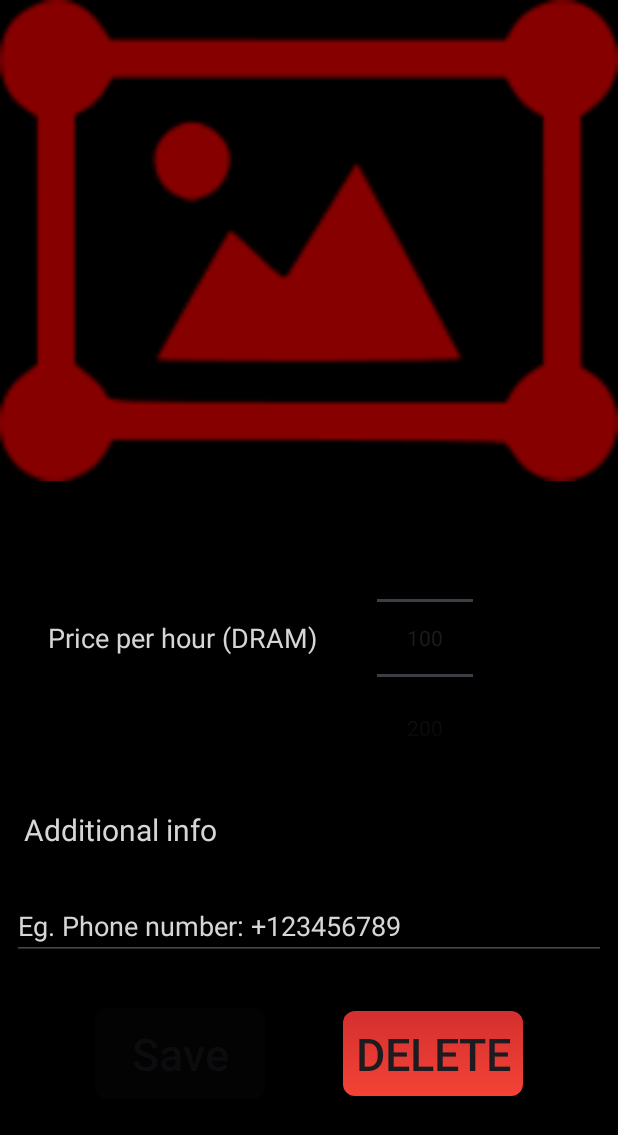
After one commit to Gor397/TransformingParking, an Android app: the EditParkingActivity screen opened directly, with no data from a screen before it, on a phone screen of 412 x 824 dp. The commit adds this screen. Shown: the top 1135 px of the screen. Run offline under Robolectric (Android 15) with nearby library versions, the phone set to English and light mode, and no system bars; our stand-ins replace Firebase (no records; nobody signed in at launch, a user with empty details on screens opened directly); libraries missing offline, so code that uses them is left out: com.canhub.cropper; pictures from the network do not load; 3 statements that could not run were skipped.

Commit message:
added EditParkingActivity

```diff
--- /dev/null
+++ b/app/src/main/java/com/example/transformingparking/ParkingActivities/EditParkingActivity.java
@@ -0,0 +1,255 @@
+package com.example.transformingparking.ParkingActivities;
+
+import static com.example.transformingparking.Constants.CROP_IMAGE_REQUEST_CODE;
+
+import android.app.ProgressDialog;
+import android.content.Intent;
+import android.graphics.Bitmap;
+import android.graphics.BitmapFactory;
+import android.net.Uri;
+import android.os.Bundle;
+import android.text.Editable;
+import android.text.TextWatcher;
+import android.util.DisplayMetrics;
+import android.util.Log;
+import android.view.View;
+import android.widget.Button;
+import android.widget.ImageView;
+import android.widget.NumberPicker;
+import android.widget.TextView;
+import android.widget.Toast;
+
+import androidx.activity.result.ActivityResultLauncher;
+import androidx.annotation.NonNull;
+import androidx.appcompat.app.AppCompatActivity;
+
+import com.bumptech.glide.Glide;
+import com.bumptech.glide.request.RequestOptions;
+import com.bumptech.glide.request.target.Target;
+import com.canhub.cropper.CropImageContract;
+import com.canhub.cropper.CropImageContractOptions;
+import com.canhub.cropper.CropImageOptions;
+import com.canhub.cropper.CropImageView;
+import com.example.transformingparking.R;
+import com.example.transformingparking.util.Util;
+import com.google.android.gms.tasks.OnFailureListener;
+import com.google.android.gms.tasks.OnSuccessListener;
+import com.google.android.material.textfield.TextInputEditText;
+import com.google.firebase.auth.FirebaseAuth;
+import com.google.firebase.auth.FirebaseUser;
+import com.google.firebase.firestore.DocumentSnapshot;
+import com.google.firebase.firestore.FirebaseFirestore;
+import com.google.firebase.storage.FirebaseStorage;
+import com.google.firebase.storage.StorageReference;
+
+import java.util.Arrays;
+import java.util.HashMap;
+import java.util.Map;
+import java.util.Objects;
+
+public class EditParkingActivity extends AppCompatActivity {
+    FirebaseFirestore db = FirebaseFirestore.getInstance();
+    StorageReference storage = FirebaseStorage.getInstance().getReference();
+    FirebaseAuth auth = FirebaseAuth.getInstance();
+    TextView descriptionView;
+    NumberPicker priceView;
+    ImageView picture;
+    Button saveBtn;
+    Button deleteBtn;
+
+    Uri selectedImageUri;
+    String additionalInfoStr;
+    String priceStr;
+    String[] prices = new String[10];
+
+    public void setAdditionalInfoStr(String additionalInfoStr) {
+        this.additionalInfoStr = additionalInfoStr;
+    }
+
+    public void setPriceStr(String priceStr) {
+        this.priceStr = priceStr;
+    }
+
+    @Override
+    protected void onCreate(Bundle savedInstanceState) {
+        super.onCreate(savedInstanceState);
+        setContentView(R.layout.activity_edit_parking);
+
+        ProgressDialog progressDialog = new ProgressDialog(this);
+        progressDialog.setCancelable(false);
+        progressDialog.setMessage("Loading...");
+        progressDialog.show();
+
+        priceView = findViewById(R.id.price);
+        descriptionView = findViewById(R.id.additional_info);
+        picture = findViewById(R.id.pic);
+        saveBtn = findViewById(R.id.saveBtn);
+        deleteBtn = findViewById(R.id.deleteBtn);
+
+        for (int i = 1; i <= 10; i++) {
+            String price = Integer.toString(i * 100);
+            prices[i - 1] = price;
+        }
+
+        priceView.setMinValue(0);
+        priceView.setMaxValue(prices.length - 1);
+        priceView.setWrapSelectorWheel(false);
+        priceView.setDisplayedValues(prices);
+
+        String parkingId = getIntent().getStringExtra("parkingId");
+
+        assert parkingId != null;
+        db.collection("parking_spaces").document(parkingId).get().addOnSuccessListener(new OnSuccessListener<DocumentSnapshot>() {
+            @Override
+            public void onSuccess(DocumentSnapshot documentSnapshot) {
+                setPriceStr(Objects.requireNonNull(documentSnapshot.get("price")).toString());
+                setAdditionalInfoStr(documentSnapshot.getString("additional_info"));
+
+                priceView.setValue(Arrays.binarySearch(prices, priceStr));
+                descriptionView.setText(additionalInfoStr);
+            }
+        });
+
+        StorageReference imageRef = storage.child("parking_pics").child(parkingId);
+        imageRef.getDownloadUrl().addOnSuccessListener(new OnSuccessListener<Uri>() {
+            @Override
+            public void onSuccess(Uri uri) {
+                Glide.with(getApplicationContext()).load(uri).into(picture);
+                progressDialog.cancel();
+            }
+        }).addOnFailureListener(new OnFailureListener() {
+            @Override
+            public void onFailure(@NonNull Exception e) {
+                // TODO Handle the error
+                progressDialog.cancel();
+            }
+        });
+
+        picture.setOnClickListener(k -> {
+            Intent galleryIntent = new Intent(Intent.ACTION_PICK, android.provider.MediaStore.Images.Media.EXTERNAL_CONTENT_URI);
+            startActivityForResult(galleryIntent, CROP_IMAGE_REQUEST_CODE);
+        });
+
+        saveBtn.setOnClickListener(new View.OnClickListener() {
+            @Override
+            public void onClick(View v) {
+                TextInputEditText additionalInfoField = findViewById(R.id.additional_info);
+                additionalInfoStr = Objects.requireNonNull(additionalInfoField.getText()).toString()
+                        .replaceAll("\\s{2,}", " ")
+                        .replaceAll("([\\n\\r]){2,}", "\n");
+
+                FirebaseUser user = auth.getCurrentUser();
+
+                assert user != null;
+
+                Map<String, Object> parking_space = new HashMap<>();
+                parking_space.put("additional_info", additionalInfoStr);
+                parking_space.put("price", Integer.parseInt(prices[priceView.getValue()]));
+//                parking_space.put("status", PENDING);
+
+                db.collection("parking_spaces")
+                        .document(parkingId).update(parking_space)
+                        .addOnSuccessListener(documentReference -> {
+                            uploadProfilePictureToStorage(parkingId, selectedImageUri);
+                            Log.d("EditParkingActivity", "Firebase Firestore document updated!");
+                            Toast.makeText(EditParkingActivity.this, "Saved", Toast.LENGTH_SHORT).show();
+                        });
+
+                finish();
+            }
+        });
+
+        deleteBtn.setOnClickListener(new View.OnClickListener() {
+            @Override
+            public void onClick(View v) {
+                Util.deleteParking(parkingId);
+                Toast.makeText(EditParkingActivity.this, "Parking deleted", Toast.LENGTH_SHORT).show();
+                finish();
+            }
+        });
+
+        priceView.setOnScrollListener(new NumberPicker.OnScrollListener() {
+            @Override
+            public void onScrollStateChange(NumberPicker view, int scrollState) {
+                saveBtn.setEnabled(checkForChanges());
+            }
+        });
+
+        descriptionView.addTextChangedListener(new TextWatcher() {
+            @Override
+            public void beforeTextChanged(CharSequence s, int start, int count, int after) {
+
+            }
+
+            @Override
+            public void onTextChanged(CharSequence s, int start, int before, int count) {
+
+            }
+
+            @Override
+            public void afterTextChanged(Editable s) {
+                saveBtn.setEnabled(checkForChanges());
+            }
+        });
+    }
+
+    ActivityResultLauncher<CropImageContractOptions> cropImage = registerForActivityResult(new CropImageContract(), result -> {
+        if (result.isSuccessful()) {
+            selectedImageUri = result.getUriContent();
+            Bitmap cropped = BitmapFactory.decodeFile(result.getUriFilePath(getApplicationContext(), true));
+            ImageView imageView = findViewById(R.id.pic);
+
+            DisplayMetrics displayMetrics = new DisplayMetrics();
+            getWindowManager().getDefaultDisplay().getMetrics(displayMetrics);
+            int screenWidth = displayMetrics.widthPixels;
+            RequestOptions options = new RequestOptions()
+                    .override(screenWidth, Target.SIZE_ORIGINAL);
+
+            Glide.with(this).load(cropped).apply(options).into(imageView);
+
+            saveBtn.setEnabled(checkForChanges());
+        } else {
+
+        }
+    });
+
+    private boolean checkForChanges() {
+        return selectedImageUri != null || !priceStr.equals(prices[priceView.getValue()]) || !additionalInfoStr.equals(descriptionView.getText().toString());
+    }
+
+    @Override
+    protected void onActivityResult(int requestCode, int resultCode, Intent data) {
+        super.onActivityResult(requestCode, resultCode, data);
+
+        if (resultCode == RESULT_OK) {
+            if (requestCode == CROP_IMAGE_REQUEST_CODE) {
+                CropImageOptions cropImageOptions = new CropImageOptions();
+                cropImageOptions.imageSourceIncludeGallery = true;
+                cropImageOptions.imageSourceIncludeCamera = true;
+                cropImageOptions.fixAspectRatio = true;
+                cropImageOptions.aspectRatioX = 4;
+                cropImageOptions.aspectRatioY = 3;
+                cropImageOptions.cropperLabelText = "Done";
+                cropImageOptions.autoZoomEnabled = false;
+                cropImageOptions.guidelines = CropImageView.Guidelines.ON;
+                CropImageContractOptions cropImageContractOptions = new CropImageContractOptions(data.getData(), cropImageOptions);
+                cropImage.launch(cropImageContractOptions);
+            }
+        }
+    }
+
+    private void uploadProfilePictureToStorage(String parkingId, Uri profilePictureUri) {
+        StorageReference storageRef = storage.child("parking_pics").child(parkingId);
+
+        storageRef.putFile(profilePictureUri)
+                .addOnSuccessListener(taskSnapshot -> {
+                    // TODO
+                    // Profile picture uploaded successfully
+                    // You can handle further logic here if needed
+                })
+                .addOnFailureListener(exception -> {
+                    // Handle unsuccessful uploads
+                    // TODO
+                });
+    }
+}
--- /dev/null
+++ b/app/src/main/res/layout/activity_edit_parking.xml
@@ -0,0 +1,115 @@
+<?xml version="1.0" encoding="utf-8"?>
+<androidx.constraintlayout.widget.ConstraintLayout xmlns:android="http://schemas.android.com/apk/res/android"
+    xmlns:app="http://schemas.android.com/apk/res-auto"
+    xmlns:tools="http://schemas.android.com/tools"
+    android:layout_width="match_parent"
+    android:layout_height="match_parent"
+    android:background="@color/black"
+    tools:context=".ParkingActivities.EditParkingActivity">
+
+    <ScrollView
+        android:id="@+id/scrollView"
+        android:layout_width="match_parent"
+        android:layout_height="wrap_content"
+        tools:ignore="MissingConstraints">
+
+        <androidx.constraintlayout.widget.ConstraintLayout
+            android:layout_width="match_parent"
+            android:layout_height="wrap_content">
+
+            <TextView
+                android:id="@+id/textView4"
+                android:layout_width="wrap_content"
+                android:layout_height="wrap_content"
+                android:layout_marginStart="32dp"
+                android:layout_marginTop="92dp"
+                android:text="@string/price_per_hour_dram"
+                android:textSize="18sp"
+                android:textColor="@color/quantum_grey300"
+                app:layout_constraintStart_toStartOf="parent"
+                app:layout_constraintTop_toBottomOf="@+id/pic" />
+
+            <NumberPicker
+                android:id="@+id/price"
+                android:layout_width="wrap_content"
+                android:layout_height="wrap_content"
+                android:layout_marginStart="40dp"
+                app:layout_constraintBottom_toBottomOf="@+id/textView4"
+                app:layout_constraintStart_toEndOf="@+id/textView4"
+                app:layout_constraintTop_toTopOf="@+id/textView4" />
+
+            <ImageView
+                android:id="@+id/pic"
+                android:layout_width="match_parent"
+                android:layout_height="wrap_content"
+                android:adjustViewBounds="true"
+                app:layout_constraintEnd_toEndOf="parent"
+                app:layout_constraintHorizontal_bias="0.0"
+                app:layout_constraintStart_toStartOf="parent"
+                app:layout_constraintTop_toTopOf="parent"
+                app:srcCompat="@drawable/gallery_icon" />
+
+            <com.google.android.material.textfield.TextInputEditText
+                android:id="@+id/additional_info"
+                android:layout_width="match_parent"
+                android:layout_height="wrap_content"
+                android:layout_marginHorizontal="8dp"
+                android:layout_marginTop="28dp"
+                android:hint="@string/eg_phone_number_123456789"
+                android:textColor="@color/quantum_grey300"
+                android:textColorHint="@color/quantum_grey600"
+                app:layout_constraintTop_toBottomOf="@+id/textView5"
+                tools:layout_editor_absoluteX="0dp" />
+
+            <TextView
+                android:id="@+id/textView5"
+                android:layout_width="wrap_content"
+                android:layout_height="wrap_content"
+                android:layout_marginStart="16dp"
+                android:layout_marginTop="24dp"
+                android:text="@string/additional_info"
+                android:textSize="20sp"
+                android:textColor="@color/quantum_grey300"
+                app:layout_constraintStart_toStartOf="parent"
+                app:layout_constraintTop_toBottomOf="@+id/price" />
+
+
+            <androidx.constraintlayout.widget.ConstraintLayout
+                android:layout_width="wrap_content"
+                android:layout_height="wrap_content"
+                android:layout_marginVertical="32dp"
+                app:layout_constraintBottom_toBottomOf="parent"
+                app:layout_constraintEnd_toEndOf="parent"
+                app:layout_constraintStart_toStartOf="parent"
+                app:layout_constraintTop_toBottomOf="@+id/additional_info">
+
+                <Button
+                    android:id="@+id/saveBtn"
+                    android:layout_width="wrap_content"
+                    android:layout_height="wrap_content"
+                    android:background="@drawable/submit_button_background"
+                    android:enabled="false"
+                    android:text="@string/save"
+                    android:textSize="30sp"
+                    app:layout_constraintBottom_toBottomOf="parent"
+                    app:layout_constraintStart_toStartOf="parent"
+                    app:layout_constraintTop_toTopOf="parent" />
+
+                <androidx.appcompat.widget.AppCompatButton
+                    android:id="@+id/deleteBtn"
+                    android:layout_width="wrap_content"
+                    android:layout_height="wrap_content"
+                    android:layout_marginStart="52dp"
+                    android:background="@drawable/delete_acc_button_background"
+                    android:padding="8dp"
+                    android:text="@string/delete"
+                    android:textSize="30sp"
+                    app:layout_constraintBottom_toBottomOf="@+id/saveBtn"
+                    app:layout_constraintStart_toEndOf="@+id/saveBtn"
+                    app:layout_constraintTop_toTopOf="@+id/saveBtn" />
+
+            </androidx.constraintlayout.widget.ConstraintLayout>
+
+        </androidx.constraintlayout.widget.ConstraintLayout>
+    </ScrollView>
+</androidx.constraintlayout.widget.ConstraintLayout>
--- a/app/src/main/res/values/strings.xml
+++ b/app/src/main/res/values/strings.xml
@@ -80,4 +80,5 @@
     <string name="_123456789">123456789</string>
     <string name="write_your_9_digit_id">Write your 9 digit ID</string>
     <string name="write_your_name_as_it_is_written_in_your_idram_account">Write your name as it is written in your Idram account</string>
+    <string name="delete">Delete</string>
 </resources>
```
Also changed, not shown: app/src/main/AndroidManifest.xml (+5 -2 lines), app/src/main/java/com/example/transformingparking/ui/myProfile/ParkingAdapter.java (+30 -11 lines), app/src/main/java/com/example/transformingparking/util/Util.java (+13 -1 lines).
